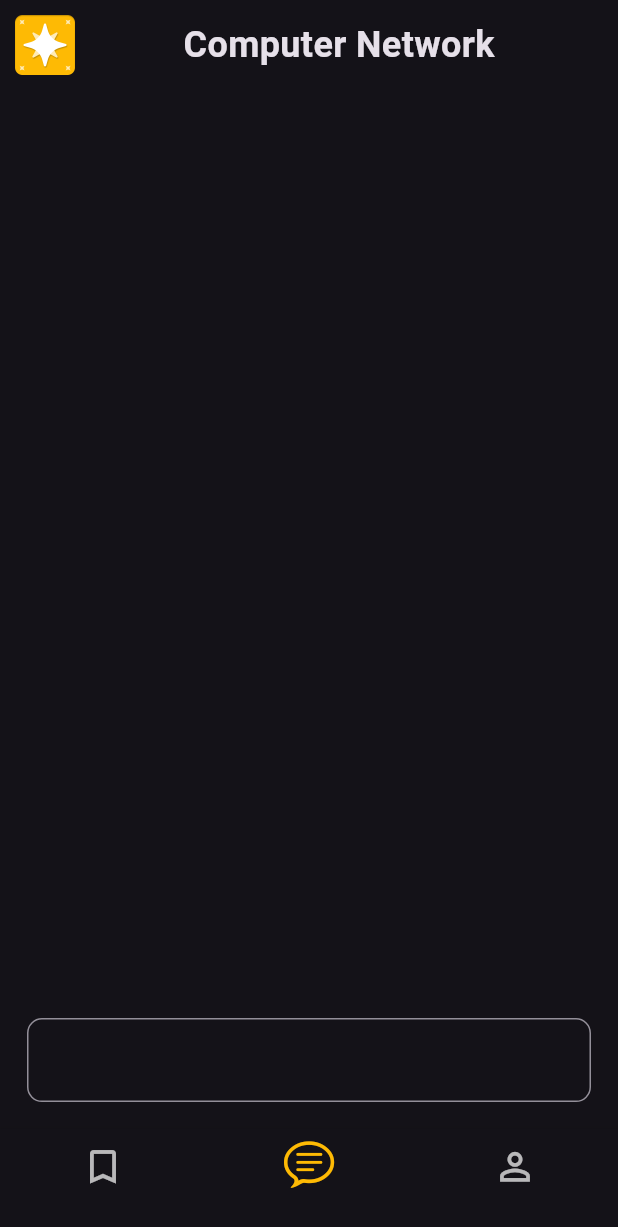
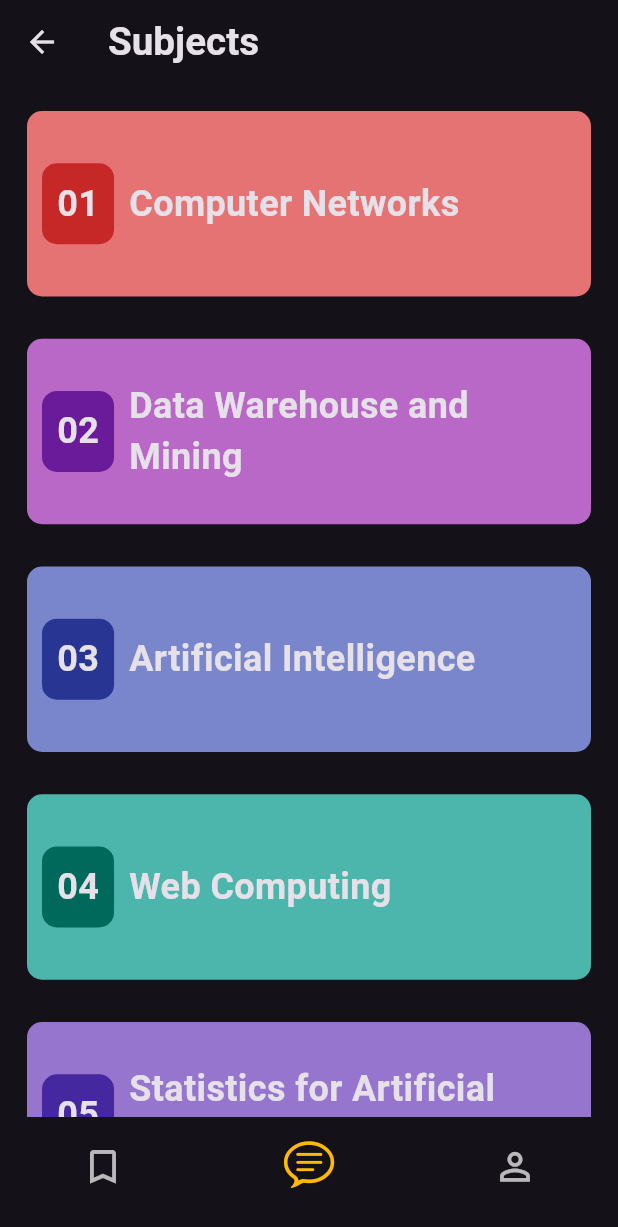
Before and after one commit to sidesshmore/ExamAce, a Flutter app: the Mainscreen screen opened directly, on a phone screen of 412 x 824 dp. Shown: the top 1227 px of the screen. Run offline on Flutter 3.47's test engine with Material 3 defaults, Android fonts, the light colour scheme and no system bars; drawn by our look-alikes of dash_chat_2; our stand-ins replace flutter_dotenv, flutter_markdown, google_fonts; missing offline and left inert: clipboard.

Commit message:
subjects screen ui done

```diff
--- a/lib/features/MainScreen/ui/mainScreen.dart
+++ b/lib/features/MainScreen/ui/mainScreen.dart
@@ -1,6 +1,7 @@
 import 'package:examace/features/Bookmark/ui/bookmark.dart';
 import 'package:examace/features/Home/ui/home.dart';
 import 'package:examace/features/Profile/ui/settings.dart';
+import 'package:examace/features/Subjects/ui/subjects.dart';
 import 'package:flutter/cupertino.dart';
 import 'package:flutter/material.dart';
 
@@ -15,7 +16,7 @@ class _MainscreenState extends State<Mainscreen> {
   int _selectedIndex = 1;
   final List<Widget> _widgetOptions = [
     const Bookmark(),
-    const Home(),
+    const Subjects(),
     const Settings(),
   ];
 
--- /dev/null
+++ b/lib/features/Subjects/models/subjectModel.dart
@@ -0,0 +1,66 @@
+import 'package:flutter/material.dart';
+
+class SubjectDetails {
+  final Color backColor;
+  final Color numColor;
+  final String chapNum;
+  final String chapName;
+
+  SubjectDetails({
+    required this.backColor,
+    required this.numColor,
+    required this.chapNum,
+    required this.chapName,
+  });
+}
+
+List<SubjectDetails> subjectsList = [
+  // SubjectDetails(
+  //   backColor: Colors.green.shade300,
+  //   numColor: Colors.green.shade800,
+  //   chapName: 'Network Communication Models',
+  //   chapNum: '01',
+  // ),
+  // SubjectDetails(
+  //   backColor: Colors.blue.shade300,
+  //   numColor: Colors.blue.shade800,
+  //   chapName: 'L1 Carrier Technology',
+  //   chapNum: '02',
+  // ),
+  // SubjectDetails(
+  //   backColor: Colors.orange.shade300,
+  //   numColor: Colors.orange.shade800,
+  //   chapName: 'Managing COMMANDO Devices',
+  //   chapNum: '03',
+  // ),
+  SubjectDetails(
+    backColor: Colors.red.shade300,
+    numColor: Colors.red.shade800,
+    chapName: 'Computer Networks',
+    chapNum: '01',
+  ),
+  SubjectDetails(
+    backColor: Colors.purple.shade300,
+    numColor: Colors.purple.shade800,
+    chapName: 'Data Warehouse and Mining',
+    chapNum: '02',
+  ),
+  SubjectDetails(
+    backColor: Colors.indigo.shade300,
+    numColor: Colors.indigo.shade800,
+    chapName: 'Artificial Intelligence',
+    chapNum: '03',
+  ),
+  SubjectDetails(
+    backColor: Colors.teal.shade300,
+    numColor: Colors.teal.shade800,
+    chapName: 'Web Computing',
+    chapNum: '04',
+  ),
+  SubjectDetails(
+    backColor: Colors.deepPurple.shade300,
+    numColor: Colors.deepPurple.shade800,
+    chapName: 'Statistics for Artificial Intelligence',
+    chapNum: '05',
+  ),
+];
--- /dev/null
+++ b/lib/features/Subjects/ui/subjects.dart
@@ -0,0 +1,43 @@
+import 'package:examace/features/Subjects/models/subjectModel.dart';
+import 'package:examace/features/Subjects/widgets/subjectCard.dart';
+import 'package:flutter/material.dart';
+
+class Subjects extends StatefulWidget {
+  const Subjects({super.key});
+
+  @override
+  State<Subjects> createState() => _SubjectsState();
+}
+
+class _SubjectsState extends State<Subjects> {
+  @override
+  Widget build(BuildContext context) {
+    double screenHeight = MediaQuery.of(context).size.height;
+    double screenWidth = MediaQuery.of(context).size.width;
+    subjectsList;
+    return Scaffold(
+      appBar: AppBar(
+        title: Text('Subjects',
+            style: TextStyle(
+                fontSize: screenWidth * 27 / 432, fontWeight: FontWeight.w600)),
+      ),
+      body: Padding(
+          padding: const EdgeInsets.all(8.0),
+          child: ListView.separated(
+              itemBuilder: (context, index) {
+                return SubjectCard(
+                  backColor: subjectsList[index].backColor,
+                  numColor: subjectsList[index].numColor,
+                  chapName: subjectsList[index].chapName,
+                  chapNum: subjectsList[index].chapNum,
+                );
+              },
+              separatorBuilder: (context, index) {
+                return SizedBox(
+                  height: screenHeight * 0.01,
+                );
+              },
+              itemCount: subjectsList.length)),
+    );
+  }
+}
--- /dev/null
+++ b/lib/features/Subjects/widgets/subjectCard.dart
@@ -0,0 +1,53 @@
+import 'package:flutter/cupertino.dart';
+import 'package:flutter/material.dart';
+import 'package:flutter/widgets.dart';
+
+class SubjectCard extends StatelessWidget {
+  const SubjectCard(
+      {super.key,
+      required this.backColor,
+      required this.numColor,
+      required this.chapNum,
+      required this.chapName});
+
+  final Color backColor;
+  final Color numColor;
+  final String chapNum;
+  final String chapName;
+
+  @override
+  Widget build(BuildContext context) {
+    double screenWidth = MediaQuery.sizeOf(context).width;
+    double screenHeight = MediaQuery.sizeOf(context).height;
+    return GestureDetector(
+      onTap: () {},
+      child: Container(
+        height: screenHeight * 0.15,
+        margin: EdgeInsets.all(10),
+        decoration: BoxDecoration(
+            color: backColor, borderRadius: BorderRadius.circular(10)),
+        child: Row(
+          mainAxisAlignment: MainAxisAlignment.spaceBetween,
+          children: [
+            Container(
+              decoration: BoxDecoration(
+                  color: numColor, borderRadius: BorderRadius.circular(10)),
+              padding: EdgeInsets.all(10),
+              margin: EdgeInsets.all(10),
+              child: Text(
+                chapNum,
+                style: TextStyle(fontSize: 24, fontWeight: FontWeight.bold),
+              ),
+            ),
+            Expanded(
+              child: Text(
+                chapName,
+                style: TextStyle(fontSize: 24, fontWeight: FontWeight.w600),
+              ),
+            ),
+          ],
+        ),
+      ),
+    );
+  }
+}
```
